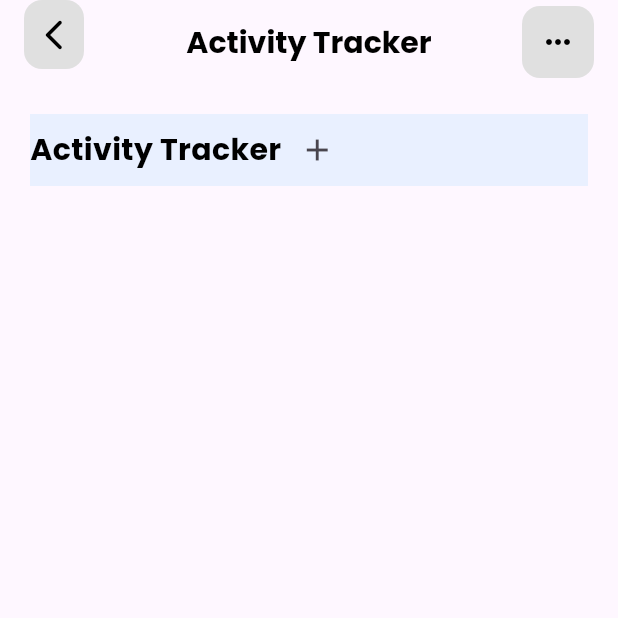
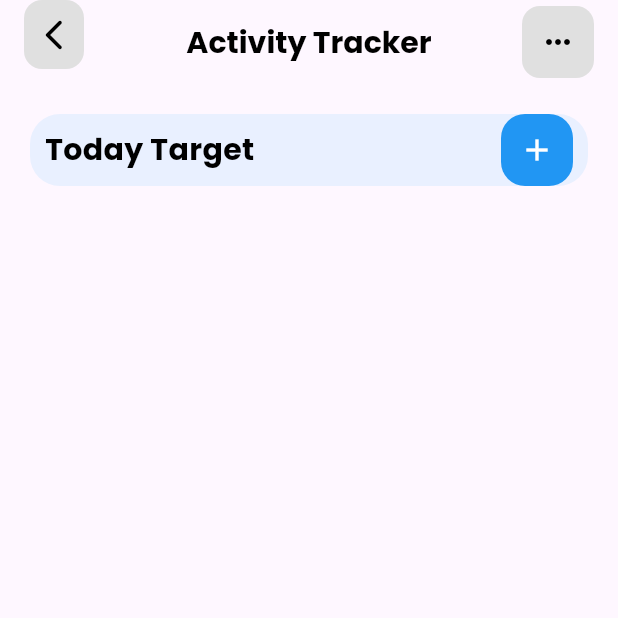
Before and after one commit to vLSunny/Pemrograman-Mobile, a Flutter app: the ActivityTrackerScreen screen opened directly, on a phone screen of 412 x 824 dp, the top half of it. Run offline on Flutter 3.47's test engine with Material 3 defaults, Android fonts, the phone set to English and light mode, and no system bars; our stand-ins replace convex_bottom_bar, fl_chart, google_fonts, syncfusion_flutter_calendar, syncfusion_flutter_charts; key blocks and very long unbroken strings in the code were emptied for the run.

Commit message:
Updated Code

```diff
--- a/lib/screens/activity_tracker_screen.dart
+++ b/lib/screens/activity_tracker_screen.dart
@@ -62,14 +62,20 @@ class _ActivityTrackerScreenState extends State<ActivityTrackerScreen> {
                 Padding(
                   padding: EdgeInsets.all(20.0),
                   child: Container(
+                    decoration: BoxDecoration(
+                      borderRadius: BorderRadius.circular(20.0),
                       color: Color(0XFFE9F0FF),
+                    ),
                     child: Column(
                       children: [
 
-                        Row(
+                        Padding(
+                          padding: EdgeInsets.only(left: 10.0, right: 10.0),
+                          child: Row(
+                            mainAxisAlignment: MainAxisAlignment.spaceBetween,
                             children: [
 
-                            Text("Activity Tracker",
+                              Text("Today Target",
                                 style: GoogleFonts.poppins(
                                   textStyle: TextStyle(
                                       fontSize: 20,
@@ -78,14 +84,23 @@ class _ActivityTrackerScreenState extends State<ActivityTrackerScreen> {
                                   ),
                                 ),
                               ),
-                            IconButton(
-                                onPressed: () {},
-                                icon: Icon(
-                                  Icons.add,
+                              Container(
+                                decoration: BoxDecoration(
+                                  color: Colors.blue,             // Button (background) color
+                                  //shape: BoxShape.rectangle,         // Make it circular
+                                  borderRadius: BorderRadius.circular(16.0),
                                 ),
+                                child: IconButton(
+                                  icon: Icon(Icons.add),
+                                  color: Colors.white,            // Icon color
+                                  onPressed: () {
+                                    // Your logic here
+                                  },
                                 ),
+                              )
 
                             ],
+                          ),
                         ),
 
                       ],
```
Lines whose indentation alone changed are shown as unchanged.
